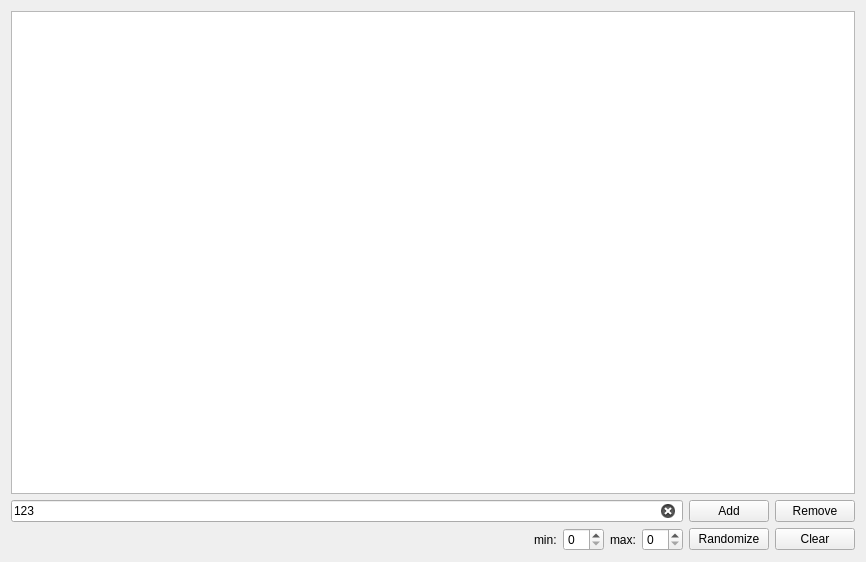
This is Trees/TreeWidget.ui in tvz-041/ADS-2-9323 as Qt 5 draws it before an edit. The edited form follows.
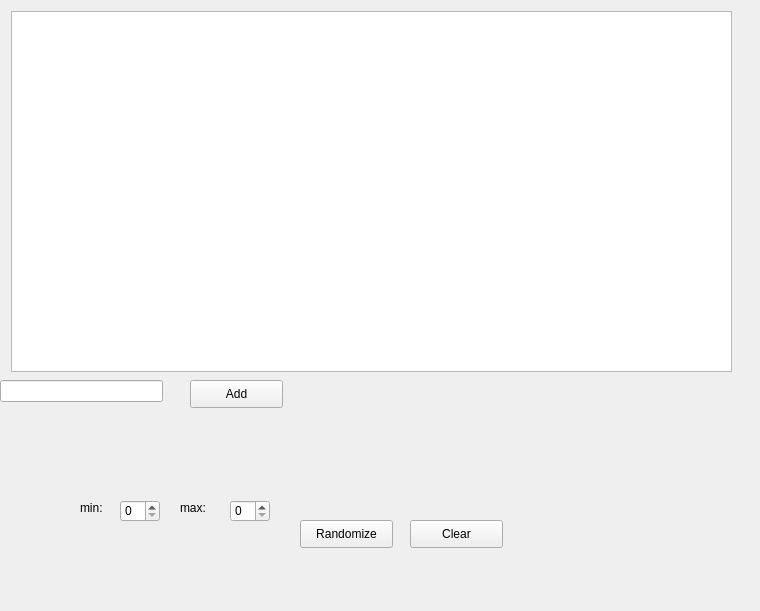
This is the edited form.

What changed in the file:
```diff
--- a/Trees/TreeWidget.ui
+++ b/Trees/TreeWidget.ui
@@ -6,97 +6,124 @@
    <rect>
     <x>0</x>
     <y>0</y>
-    <width>866</width>
-    <height>562</height>
+    <width>760</width>
+    <height>611</height>
    </rect>
   </property>
   <property name="windowTitle">
    <string>TreeWidget</string>
   </property>
-  <layout class="QVBoxLayout" name="verticalLayout">
-   <item>
-    <widget class="QGraphicsView" name="graphicsView"/>
-   </item>
-   <item>
-    <layout class="QHBoxLayout" name="horizontalLayout">
-     <item>
+  <widget class="QGraphicsView" name="graphicsView">
+   <property name="geometry">
+    <rect>
+     <x>11</x>
+     <y>11</y>
+     <width>721</width>
+     <height>361</height>
+    </rect>
+   </property>
+  </widget>
+  <widget class="QPushButton" name="pushButton_add">
+   <property name="geometry">
+    <rect>
+     <x>190</x>
+     <y>380</y>
+     <width>93</width>
+     <height>28</height>
+    </rect>
+   </property>
+   <property name="text">
+    <string>Add</string>
+   </property>
+  </widget>
       <widget class="QLineEdit" name="lineEdit_keys">
+   <property name="geometry">
+    <rect>
+     <x>0</x>
+     <y>380</y>
+     <width>163</width>
+     <height>22</height>
+    </rect>
+   </property>
        <property name="text">
-        <string>123</string>
+    <string/>
        </property>
        <property name="clearButtonEnabled">
         <bool>true</bool>
        </property>
       </widget>
-     </item>
-     <item>
-      <widget class="QPushButton" name="pushButton_add">
-       <property name="text">
-        <string>Add</string>
-       </property>
-      </widget>
-     </item>
-     <item>
-      <widget class="QPushButton" name="pushButton_remove">
-       <property name="text">
-        <string>Remove</string>
-       </property>
-      </widget>
-     </item>
-    </layout>
-   </item>
-   <item>
-    <layout class="QHBoxLayout" name="horizontalLayout_2">
-     <item>
-      <spacer name="horizontalSpacer">
-       <property name="orientation">
-        <enum>Qt::Horizontal</enum>
-       </property>
-       <property name="sizeHint" stdset="0">
-        <size>
-         <width>40</width>
-         <height>20</height>
-        </size>
-       </property>
-      </spacer>
-     </item>
-     <item>
       <widget class="QLabel" name="label_min">
+   <property name="geometry">
+    <rect>
+     <x>80</x>
+     <y>500</y>
+     <width>26</width>
+     <height>16</height>
+    </rect>
+   </property>
        <property name="text">
         <string>min:</string>
        </property>
       </widget>
-     </item>
-     <item>
-      <widget class="QSpinBox" name="spinBox_min"/>
-     </item>
-     <item>
+  <widget class="QSpinBox" name="spinBox_min">
+   <property name="geometry">
+    <rect>
+     <x>120</x>
+     <y>500</y>
+     <width>40</width>
+     <height>22</height>
+    </rect>
+   </property>
+  </widget>
       <widget class="QLabel" name="label_max">
+   <property name="geometry">
+    <rect>
+     <x>180</x>
+     <y>500</y>
+     <width>29</width>
+     <height>16</height>
+    </rect>
+   </property>
        <property name="text">
         <string>max:</string>
        </property>
       </widget>
-     </item>
-     <item>
-      <widget class="QSpinBox" name="spinBox_max"/>
-     </item>
-     <item>
+  <widget class="QSpinBox" name="spinBox_max">
+   <property name="geometry">
+    <rect>
+     <x>230</x>
+     <y>500</y>
+     <width>40</width>
+     <height>22</height>
+    </rect>
+   </property>
+  </widget>
       <widget class="QPushButton" name="pushButton_randomize">
+   <property name="geometry">
+    <rect>
+     <x>300</x>
+     <y>520</y>
+     <width>93</width>
+     <height>28</height>
+    </rect>
+   </property>
        <property name="text">
         <string>Randomize</string>
        </property>
       </widget>
-     </item>
-     <item>
       <widget class="QPushButton" name="pushButton_clear">
+   <property name="geometry">
+    <rect>
+     <x>410</x>
+     <y>520</y>
+     <width>93</width>
+     <height>28</height>
+    </rect>
+   </property>
        <property name="text">
         <string>Clear</string>
        </property>
       </widget>
-     </item>
-    </layout>
-   </item>
-  </layout>
  </widget>
  <resources/>
  <connections/>
```
Lines whose indentation alone changed are shown as unchanged.
